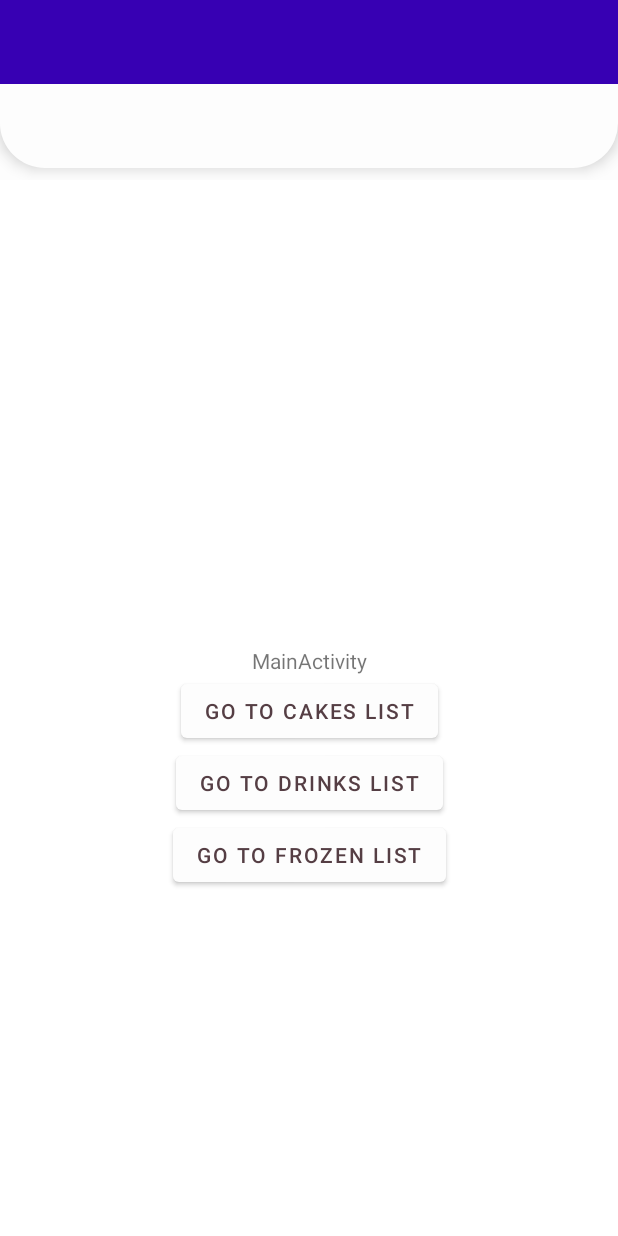
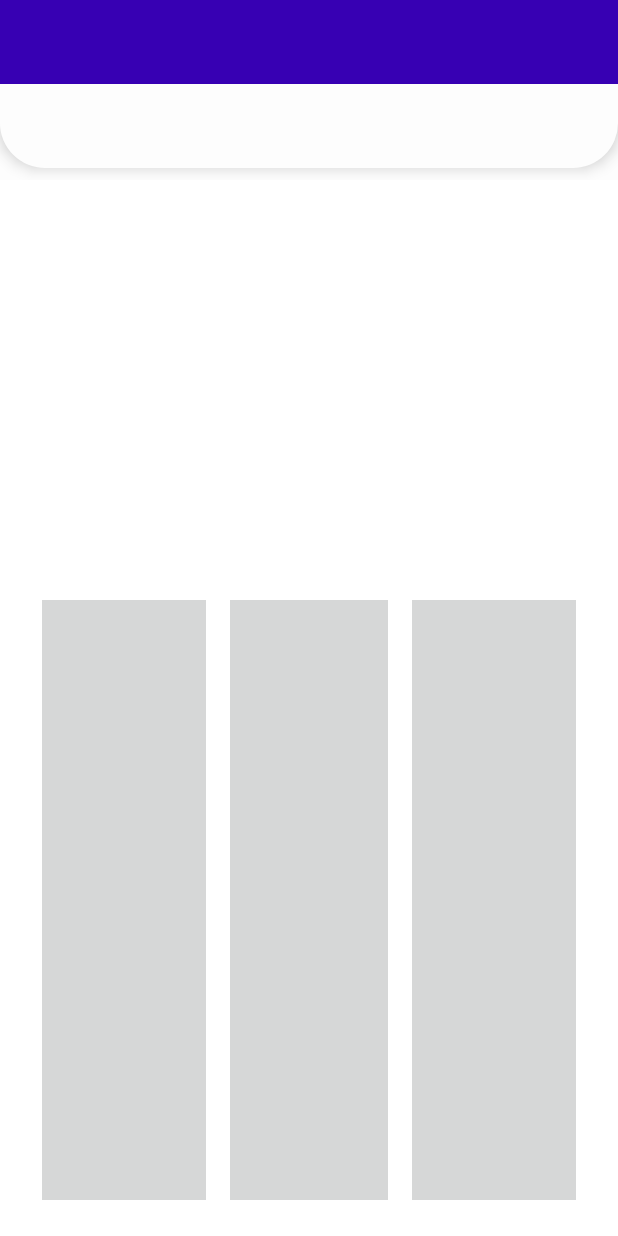
Before and after one commit to ETS-Android5/Sweet_Tooth, an Android app: the layout activity_main.xml on its own in the app's theme, with its tools: preview values and no code run, on a phone screen of 412 x 824 dp. Run offline under Robolectric (Android 15) with nearby library versions, the phone set to English and light mode, and no system bars.

Commit message:
main xml

```diff
--- a/Desserts/app/src/main/res/layout/activity_main.xml
+++ b/Desserts/app/src/main/res/layout/activity_main.xml
@@ -28,45 +28,8 @@
         android:layout_height="match_parent"
         app:layout_behavior="@string/appbar_scrolling_view_behavior"
         tools:showIn="@layout/app_bar">
-
-        <Button
-            android:id="@+id/button_cakes"
-            android:layout_width="wrap_content"
-            android:layout_height="wrap_content"
-            android:text="Go to Cakes list"
-            app:layout_constraintBottom_toTopOf="@id/button_drinks"
-            app:layout_constraintEnd_toEndOf="parent"
-            app:layout_constraintStart_toStartOf="parent"
-            app:layout_constraintTop_toBottomOf="@id/textview_first" />
-
-        <Button
-            android:id="@+id/button_drinks"
-            android:layout_width="wrap_content"
-            android:layout_height="wrap_content"
-            android:text="Go to Drinks list"
-            app:layout_constraintBottom_toTopOf="@+id/button_frozen"
-            app:layout_constraintEnd_toEndOf="parent"
-            app:layout_constraintStart_toStartOf="parent"
-            app:layout_constraintTop_toBottomOf="@id/button_drinks" />
-
-        <Button
-            android:id="@+id/button_frozen"
-            android:layout_width="wrap_content"
-            android:layout_height="wrap_content"
-            android:text="Go to Frozen list"
-            app:layout_constraintEnd_toEndOf="parent"
-            app:layout_constraintStart_toStartOf="parent"
-            app:layout_constraintTop_toBottomOf="@id/button_drinks" />
-
-        <TextView
-            android:id="@+id/textview_first"
-            android:layout_width="wrap_content"
-            android:layout_height="wrap_content"
-            android:text="MainActivity"
-            app:layout_constraintBottom_toBottomOf="parent"
-            app:layout_constraintEnd_toEndOf="parent"
-            app:layout_constraintStart_toStartOf="parent"
-            app:layout_constraintTop_toTopOf="parent" />
     </androidx.constraintlayout.widget.ConstraintLayout>
 
+            <include layout="@layout/content_main" />
+
 </androidx.drawerlayout.widget.DrawerLayout>
--- a/Desserts/app/src/main/res/layout/content_main.xml
+++ b/Desserts/app/src/main/res/layout/content_main.xml
@@ -4,45 +4,70 @@
     xmlns:tools="http://schemas.android.com/tools"
     android:layout_width="match_parent"
     android:layout_height="match_parent"
-    app:layout_behavior="@string/appbar_scrolling_view_behavior"
-    tools:showIn="@layout/app_bar">
+    app:layout_behavior="@string/appbar_scrolling_view_behavior">
 
-    <Button
-        android:id="@+id/button_cakes"
-        android:layout_width="wrap_content"
+    <LinearLayout
+        android:id="@+id/categories"
+        android:layout_width="0dp"
         android:layout_height="wrap_content"
-        android:text="Go to Cakes list"
-        app:layout_constraintBottom_toTopOf="@id/button_drinks"
-        app:layout_constraintEnd_toEndOf="parent"
-        app:layout_constraintStart_toStartOf="parent"
-        app:layout_constraintTop_toBottomOf="@id/textview_first" />
-
-    <Button
-        android:id="@+id/button_drinks"
-        android:layout_width="wrap_content"
-        android:layout_height="wrap_content"
-        android:text="Go to Drinks list"
-        app:layout_constraintBottom_toTopOf="@+id/button_frozen"
-        app:layout_constraintEnd_toEndOf="parent"
-        app:layout_constraintStart_toStartOf="parent"
-        app:layout_constraintTop_toBottomOf="@id/button_drinks" />
-
-    <Button
-        android:id="@+id/button_frozen"
-        android:layout_width="wrap_content"
-        android:layout_height="wrap_content"
-        android:text="Go to Frozen list"
-        app:layout_constraintEnd_toEndOf="parent"
-        app:layout_constraintStart_toStartOf="parent"
-        app:layout_constraintTop_toBottomOf="@id/button_drinks" />
-
-    <TextView
-        android:id="@+id/textview_first"
-        android:layout_width="wrap_content"
-        android:layout_height="wrap_content"
-        android:text="MainActivity"
+        android:layout_marginStart="24dp"
+        android:layout_marginTop="16dp"
+        android:layout_marginEnd="24dp"
+        android:layout_marginBottom="24dp"
+        android:orientation="horizontal"
         app:layout_constraintBottom_toBottomOf="parent"
         app:layout_constraintEnd_toEndOf="parent"
         app:layout_constraintStart_toStartOf="parent"
-        app:layout_constraintTop_toTopOf="parent" />
+        app:layout_constraintTop_toBottomOf="@id/linearLayout2">
+
+        <ImageButton
+            android:id="@+id/button_cakes"
+            android:layout_width="match_parent"
+            android:layout_height="400dp"
+            android:layout_marginRight="4dp"
+            android:layout_weight="1"
+            android:scaleType="centerCrop"
+            android:scaleY="1.1"
+            app:tint="@android:color/transparent"
+            tools:srcCompat="@drawable/cake7_3" />
+
+        <ImageButton
+            android:id="@+id/button_drinks"
+            android:layout_width="match_parent"
+            android:layout_height="400dp"
+            android:layout_marginLeft="4dp"
+            android:layout_marginRight="4dp"
+            android:layout_weight="1"
+            android:paddingLeft="8dp"
+            android:paddingRight="8dp"
+            android:scaleType="centerCrop"
+            android:scaleY="1.1"
+            app:tint="@android:color/transparent"
+            tools:srcCompat="@drawable/coffee4_3" />
+
+        <ImageButton
+            android:id="@+id/button_frozen"
+            android:layout_width="match_parent"
+            android:layout_height="400dp"
+            android:layout_marginLeft="4dp"
+            android:layout_weight="1"
+            android:scaleType="centerCrop"
+            android:scaleY="1.1"
+            app:tint="@android:color/transparent"
+            tools:srcCompat="@drawable/icecream3_1" />
+
+    </LinearLayout>
+
+    <LinearLayout
+        android:id="@+id/linearLayout2"
+        android:layout_width="0dp"
+        android:layout_height="0dp"
+        android:orientation="horizontal"
+        app:layout_constraintBottom_toTopOf="@id/categories"
+        app:layout_constraintEnd_toEndOf="parent"
+        app:layout_constraintStart_toStartOf="parent"
+        app:layout_constraintTop_toTopOf="parent">
+
+    </LinearLayout>
+
 </androidx.constraintlayout.widget.ConstraintLayout>
```
Also changed, not shown: Desserts/app/src/main/java/com/example/desserts/activities/adaptors/topViewedAdaptor.java (added, +42 -0 lines).
